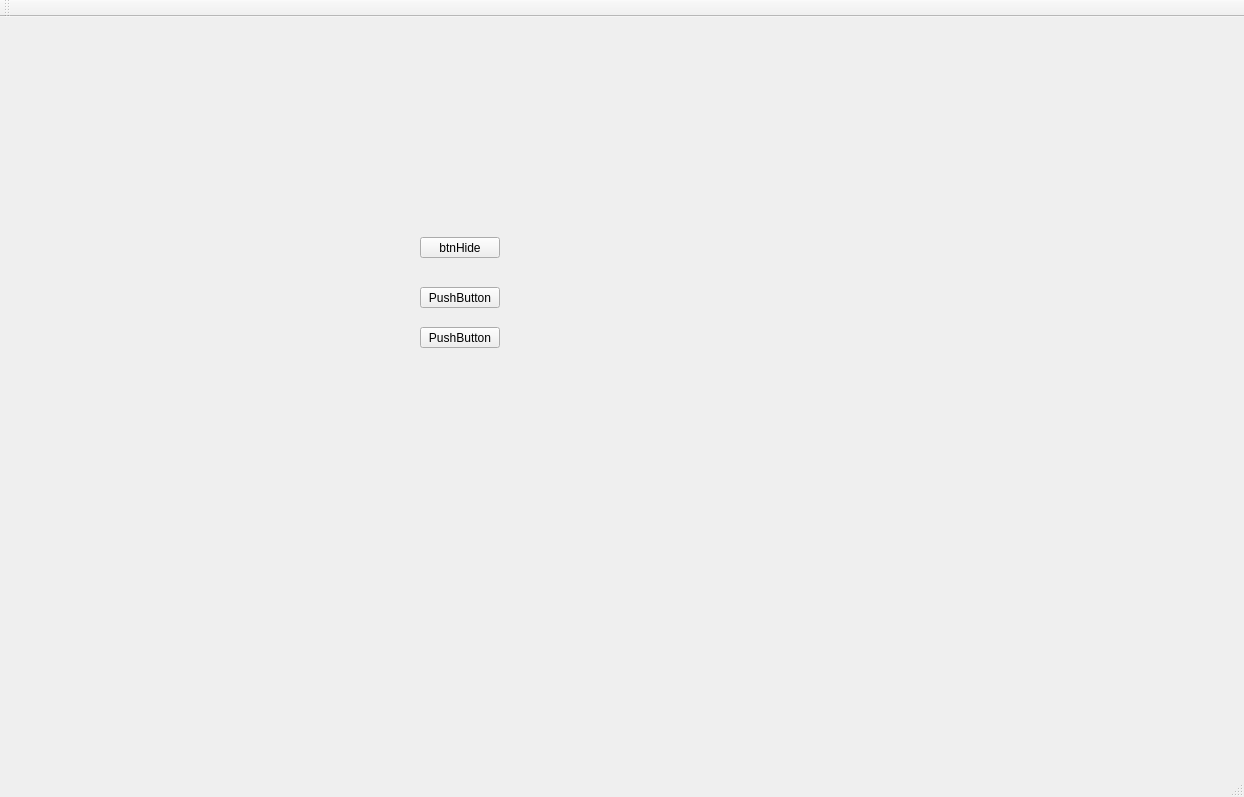
Qt form Nayda/main_application.ui (dsbabkov/Nayda) before a commit.
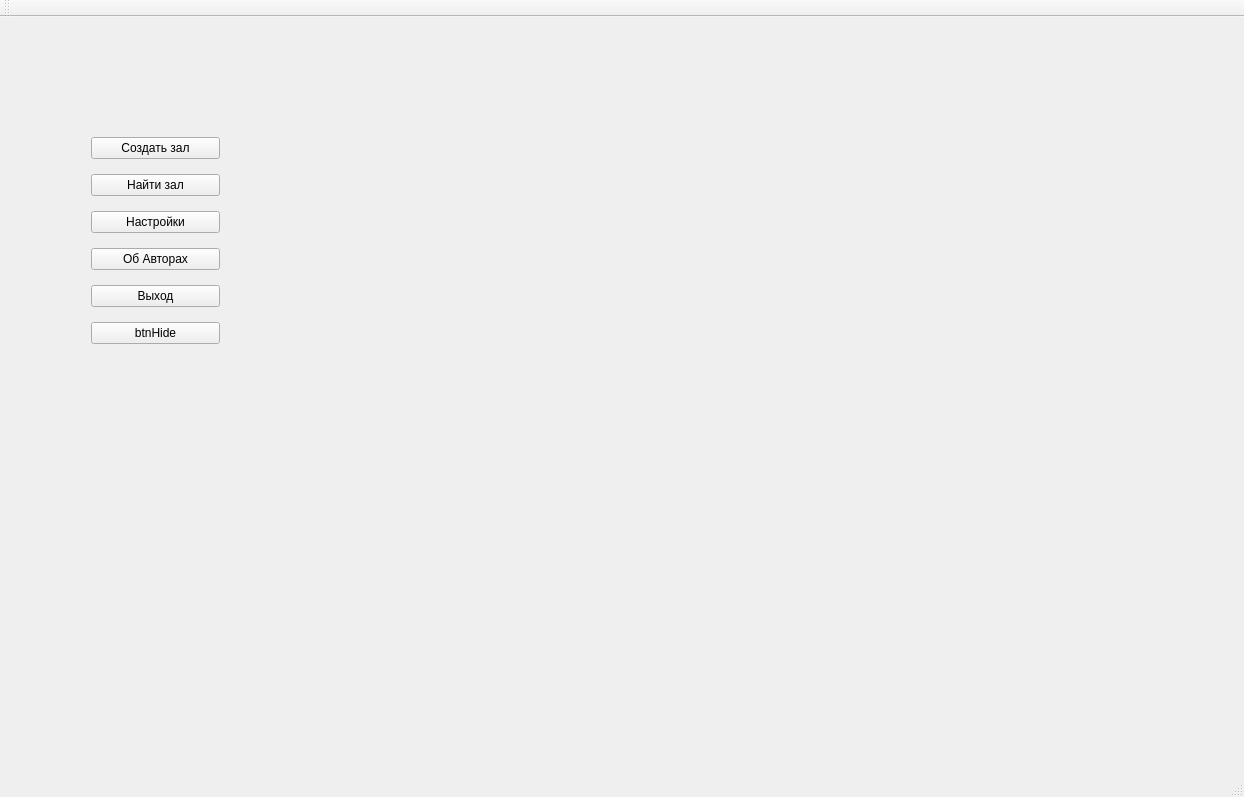
The same form after that commit.

Commit message: Buttons created; Errors(only files)

Diff of the .ui file:
```diff
--- a/Nayda/main_application.ui
+++ b/Nayda/main_application.ui
@@ -14,44 +14,70 @@
    <string>Main_Application</string>
   </property>
   <widget class="QWidget" name="centralWidget">
-   <widget class="QPushButton" name="btnHide">
+   <widget class="QWidget" name="gridLayoutWidget">
     <property name="geometry">
      <rect>
-      <x>420</x>
-      <y>220</y>
-      <width>80</width>
-      <height>21</height>
+      <x>80</x>
+      <y>100</y>
+      <width>151</width>
+      <height>251</height>
      </rect>
     </property>
-    <property name="text">
-     <string>btnHide</string>
-    </property>
+    <layout class="QGridLayout" name="gridLayout">
+     <item row="2" column="0">
+      <widget class="QPushButton" name="Settings">
+       <property name="text">
+        <string>Настройки</string>
+       </property>
+      </widget>
+     </item>
+     <item row="0" column="0">
+      <widget class="QPushButton" name="Create_Lobby">
+       <property name="text">
+        <string>Создать зал</string>
+       </property>
+      </widget>
+     </item>
+     <item row="3" column="0">
+      <widget class="QPushButton" name="About_Authors">
+       <property name="text">
+        <string>Об Авторах</string>
+       </property>
+      </widget>
+     </item>
+     <item row="1" column="0">
+      <widget class="QPushButton" name="Find_Lobby">
+       <property name="text">
+        <string>Найти зал</string>
+       </property>
+      </widget>
+     </item>
+     <item row="5" column="0">
+      <widget class="QPushButton" name="btnHide">
+       <property name="text">
+        <string>btnHide</string>
+       </property>
+      </widget>
+     </item>
+     <item row="4" column="0">
+      <widget class="QPushButton" name="pushButton">
+       <property name="text">
+        <string>Выход</string>
+       </property>
+      </widget>
+     </item>
+    </layout>
    </widget>
-   <widget class="QPushButton" name="pushButton_2">
+   <widget class="QWidget" name="gridLayoutWidget_2">
     <property name="geometry">
      <rect>
-      <x>420</x>
-      <y>270</y>
-      <width>80</width>
-      <height>21</height>
+      <x>250</x>
+      <y>100</y>
+      <width>301</width>
+      <height>251</height>
      </rect>
     </property>
-    <property name="text">
-     <string>PushButton</string>
-    </property>
-   </widget>
-   <widget class="QPushButton" name="pushButton_3">
-    <property name="geometry">
-     <rect>
-      <x>420</x>
-      <y>310</y>
-      <width>80</width>
-      <height>21</height>
-     </rect>
-    </property>
-    <property name="text">
-     <string>PushButton</string>
-    </property>
+    <layout class="QGridLayout" name="gridLayout_2"/>
    </widget>
   </widget>
   <widget class="QMenuBar" name="menuBar">
```
Left out of the diff: 2 changed lines with no effect on the pictures. The commit also changes 35 other files.
